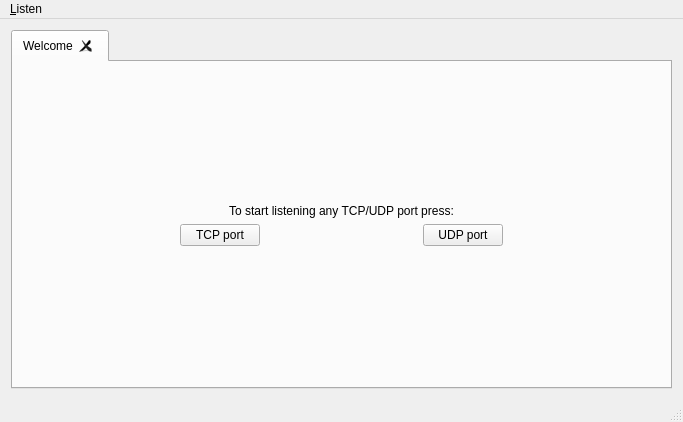
This is mainwindow.ui in khomchenkovaa/PortListener as Qt 5 draws it before an edit. The edited form follows.
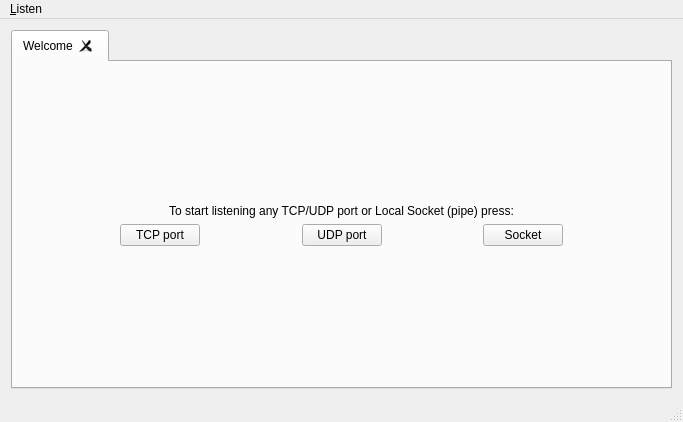
This is the edited form.

Commit message: [ADD] Local Soket Listener

```diff
--- a/mainwindow.ui
+++ b/mainwindow.ui
@@ -44,7 +44,7 @@
         <item>
          <widget class="QLabel" name="lblAbout">
           <property name="text">
-           <string>To start listening any TCP/UDP port press:</string>
+           <string>To start listening any TCP/UDP port or Local Socket (pipe) press:</string>
           </property>
           <property name="alignment">
            <set>Qt::AlignCenter</set>
@@ -106,6 +106,26 @@
             </property>
            </spacer>
           </item>
+          <item>
+           <widget class="QPushButton" name="btnSocket">
+            <property name="text">
+             <string>Socket</string>
+            </property>
+           </widget>
+          </item>
+          <item>
+           <spacer name="horizontalSpacer_4">
+            <property name="orientation">
+             <enum>Qt::Horizontal</enum>
+            </property>
+            <property name="sizeHint" stdset="0">
+             <size>
+              <width>40</width>
+              <height>20</height>
+             </size>
+            </property>
+           </spacer>
+          </item>
          </layout>
         </item>
         <item>
```
Left out of the diff: 8 changed lines with no effect on the pictures. The commit also changes 12 other files.
